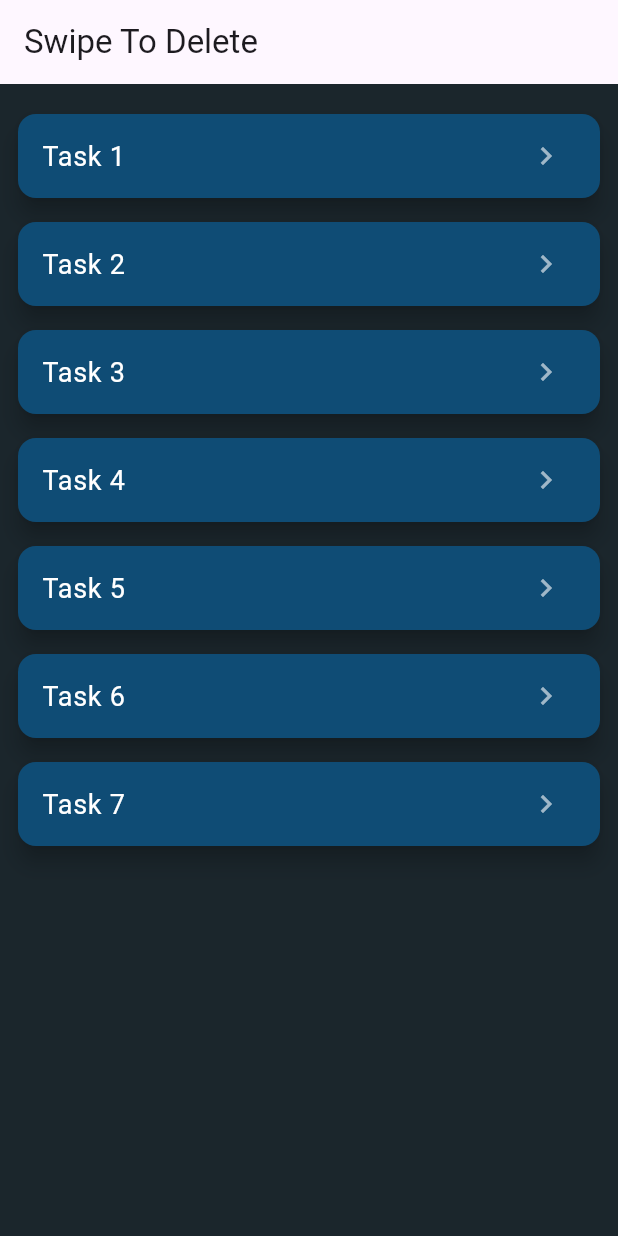
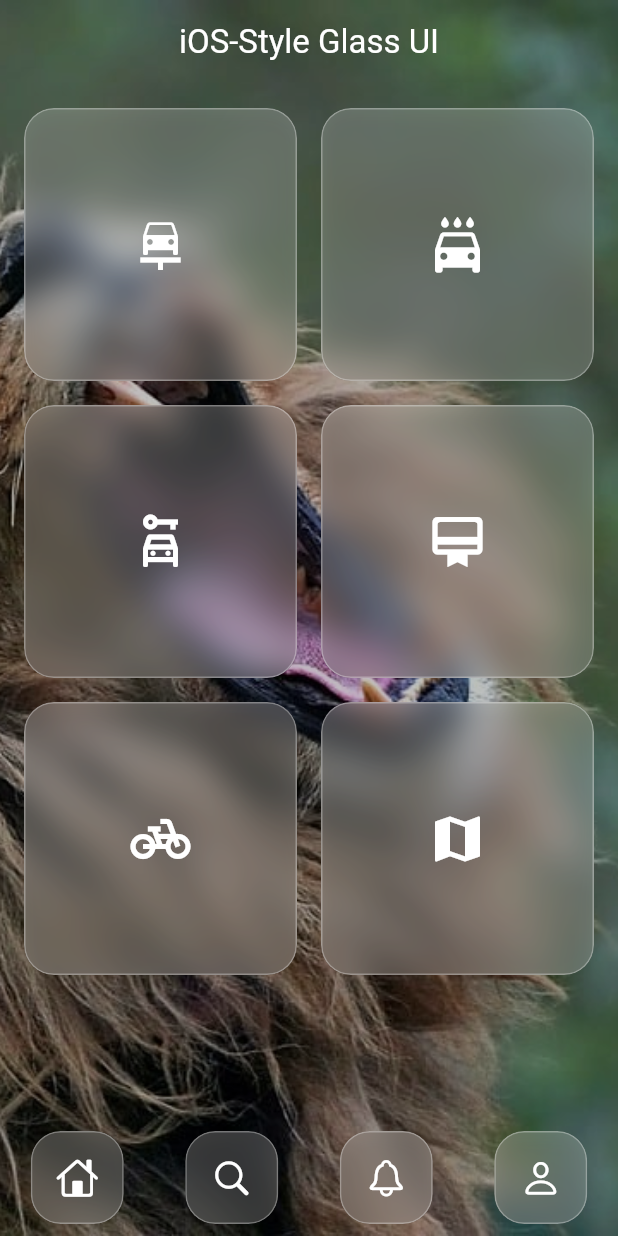
Before and after one commit to HIRWA13/flutter-snippets-for-my-projects, a Flutter app: the screen it shows after launch, on a phone screen of 412 x 824 dp. Run offline on Flutter 3.47's test engine with Material 3 defaults, Android fonts, the phone set to English and light mode, and no system bars; our stand-ins replace equatable, flutter_bloc, flutter_localization, get_it, shimmer.

Commit message:
feat:  add glassmorphism

```diff
--- a/flutter_animations/lib/main.dart
+++ b/flutter_animations/lib/main.dart
@@ -1,6 +1,8 @@
 import 'package:flutter/material.dart';
+import 'package:flutter_animations/pages/glass_dashboard/glass_dashboard.dart';
+// import 'package:flutter_animations/pages/shimmer_loading.dart/shimmer_loading.dart';
 // import 'package:flutter_animations/pages/animated_cross_fade/animated_cross_fade.dart';
-import 'package:flutter_animations/pages/swipe_to_delete/swipe_to_delete.dart';
+// import 'package:flutter_animations/pages/swipe_to_delete/swipe_to_delete.dart';
 // import 'package:flutter_animations/pages/animated_demo.dart';
 // import 'package:flutter_animations/pages/hero_animation/home_screen.dart';
 
@@ -15,7 +17,7 @@ class MyApp extends StatelessWidget {
   Widget build(BuildContext context) {
     return MaterialApp(
       title: 'Flutter Demo',
-      home: SwipeToDelete()
+      home: GlassDashboard()
     );
   }
 }
--- /dev/null
+++ b/flutter_animations/lib/pages/glass_dashboard/glass_card.dart
@@ -0,0 +1,67 @@
+import 'dart:ui';
+import 'package:flutter/material.dart';
+
+class GlassCard extends StatefulWidget {
+  final Widget child;
+  final VoidCallback? onTap;
+
+  const GlassCard({required this.child, this.onTap, super.key});
+
+  @override
+  State<GlassCard> createState() => _GlassCardState();
+}
+
+class _GlassCardState extends State<GlassCard> {
+  bool _isPressed = false;
+
+  void _onTapDown(_) {
+    if (!mounted) return;
+    setState(() => _isPressed = true);
+  }
+
+  void _onTapUp(_) {
+    if (!mounted) return;
+    setState(() => _isPressed = false);
+  }
+
+  void _onTapCancel() {
+    if (!mounted) return;
+    setState(() => _isPressed = false);
+  }
+
+  @override
+  Widget build(BuildContext context) {
+    return AnimatedScale(
+      scale: _isPressed ? 0.95 : 1.0,
+      duration: const Duration(milliseconds: 100),
+      child: ClipRRect(
+        borderRadius: BorderRadius.circular(20),
+        child: BackdropFilter(
+          filter: ImageFilter.blur(sigmaX: 12, sigmaY: 12),
+          child: InkWell(
+            onTapDown: _onTapDown,
+            onTapUp: _onTapUp,
+            onTapCancel: _onTapCancel,
+            onTap: widget.onTap,
+            child: Container(
+              padding: const EdgeInsets.all(16),
+              decoration: BoxDecoration(
+                color: Colors.white.withOpacity(0.2),
+                borderRadius: BorderRadius.circular(20),
+                border: Border.all(color: Colors.white.withOpacity(0.3)),
+                boxShadow: [
+                  BoxShadow(
+                    color: Colors.black.withOpacity(0.1),
+                    blurRadius: 8,
+                    offset: const Offset(0, 4),
+                  ),
+                ],
+              ),
+              child: widget.child,
+            ),
+          ),
+        ),
+      ),
+    );
+  }
+}
--- /dev/null
+++ b/flutter_animations/lib/pages/glass_dashboard/glass_dashboard.dart
@@ -0,0 +1,151 @@
+import 'package:flutter/cupertino.dart';
+import 'package:flutter/material.dart';
+import 'glass_card.dart';
+import 'glass_info_popup.dart';
+
+class GlassDashboard extends StatefulWidget {
+  const GlassDashboard({super.key});
+
+  @override
+  State<GlassDashboard> createState() => _GlassDashboardState();
+}
+
+class _GlassDashboardState extends State<GlassDashboard>
+    with SingleTickerProviderStateMixin {
+  int _selectedIndex = 0;
+  bool _showPopup = false;
+  late AnimationController _animationController;
+  late Animation<double> _scaleAnimation;
+
+  @override
+  void initState() {
+    super.initState();
+    _animationController = AnimationController(
+      vsync: this,
+      duration: const Duration(milliseconds: 300),
+    );
+    _scaleAnimation = Tween<double>(begin: 0.0, end: 1.0).animate(
+      CurvedAnimation(parent: _animationController, curve: Curves.easeOutBack),
+    );
+  }
+
+  @override
+  void dispose() {
+    _animationController.dispose();
+    super.dispose();
+  }
+
+  void _onNavItemTapped(int index) {
+    setState(() {
+      if (_selectedIndex == index && _showPopup) {
+        // If tapping the same item again, just hide the popup
+        _showPopup = false;
+        _animationController.reverse();
+      } else {
+        _selectedIndex = index;
+        _showPopup = true;
+        _animationController.reset();
+        _animationController.forward();
+      }
+    });
+  }
+
+  @override
+  Widget build(BuildContext context) {
+    // Sample navigation items
+    final items = const [
+      Icon(CupertinoIcons.home, size: 28, color: Colors.white),
+      Icon(CupertinoIcons.search, size: 28, color: Colors.white),
+      Icon(CupertinoIcons.bell, size: 28, color: Colors.white),
+      Icon(CupertinoIcons.person, size: 28, color: Colors.white),
+    ];
+
+    return Scaffold(
+      extendBodyBehindAppBar: true,
+      extendBody: true,
+      appBar: AppBar(
+        backgroundColor: Colors.transparent,
+        elevation: 0,
+        title: const Text(
+          'iOS‑Style Glass UI',
+          style: TextStyle(color: Colors.white),
+        ),
+        centerTitle: true,
+      ),
+      bottomNavigationBar: SafeArea(
+        top: false,
+        child: Padding(
+          padding: const EdgeInsets.symmetric(vertical: 8),
+          child: Row(
+            mainAxisAlignment: MainAxisAlignment.spaceAround,
+            children: List.generate(items.length, (index) {
+              return GlassCard(
+                child: items[index],
+                onTap: () => _onNavItemTapped(index),
+              );
+            }),
+          ),
+        ),
+      ),
+      body: Stack(
+        children: [
+          // Background & overlay
+          Positioned.fill(
+            child: Image.asset('assets/images/lion.jpg', fit: BoxFit.cover),
+          ),
+          Positioned.fill(
+            child: Container(color: Colors.black.withOpacity(0.25)),
+          ),
+          // Content
+          SafeArea(
+            child: Padding(
+              padding: const EdgeInsets.all(16),
+              child: LayoutBuilder(
+                builder: (ctx, constraints) {
+                  // Compute crossAxisCount based on width
+                  int crossAxis = constraints.maxWidth ~/ 180;
+                  crossAxis = crossAxis.clamp(1, 4);
+                  return GridView.builder(
+                    itemCount: 6,
+                    gridDelegate: SliverGridDelegateWithFixedCrossAxisCount(
+                      crossAxisCount: crossAxis,
+                      crossAxisSpacing: 16,
+                      mainAxisSpacing: 16,
+                      childAspectRatio: 1,
+                    ),
+                    itemBuilder: (_, i) {
+                      // Example icons
+                      final icons = [
+                        Icons.car_repair,
+                        Icons.local_car_wash,
+                        Icons.car_rental_outlined,
+                        Icons.card_membership_rounded,
+                        Icons.pedal_bike_outlined,
+                        Icons.map,
+                      ];
+                      return GlassCard(
+                        child: Icon(icons[i], size: 40, color: Colors.white),
+                      );
+                    },
+                  );
+                },
+              ),
+            ),
+          ),
+
+          // Glass Popup
+          if (_showPopup)
+            Positioned(
+              bottom: 100,
+              left: 20,
+              right: 20,
+              child: ScaleTransition(
+                scale: _scaleAnimation,
+                child: GlassInfoPopup(selectedIndex: _selectedIndex),
+              ),
+            ),
+        ],
+      ),
+    );
+  }
+}
--- a/flutter_animations/pubspec.yaml
+++ b/flutter_animations/pubspec.yaml
@@ -34,6 +34,7 @@ dependencies:
   # The following adds the Cupertino Icons font to your application.
   # Use with the CupertinoIcons class for iOS style icons.
   cupertino_icons: ^1.0.8
+  shimmer: ^3.0.0
 
 dev_dependencies:
   flutter_test:
```
Also changed, not shown: flutter_animations/lib/pages/glass_dashboard/glass_info_popup.dart (added, +156 -0 lines), flutter_animations/pubspec.lock.
